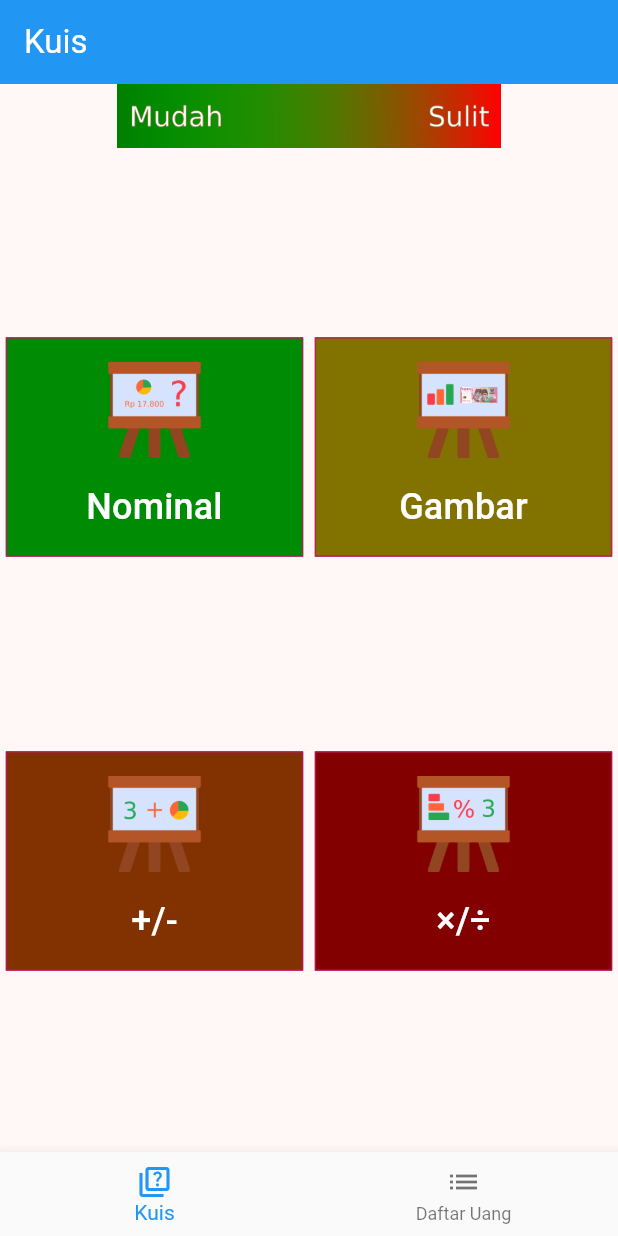
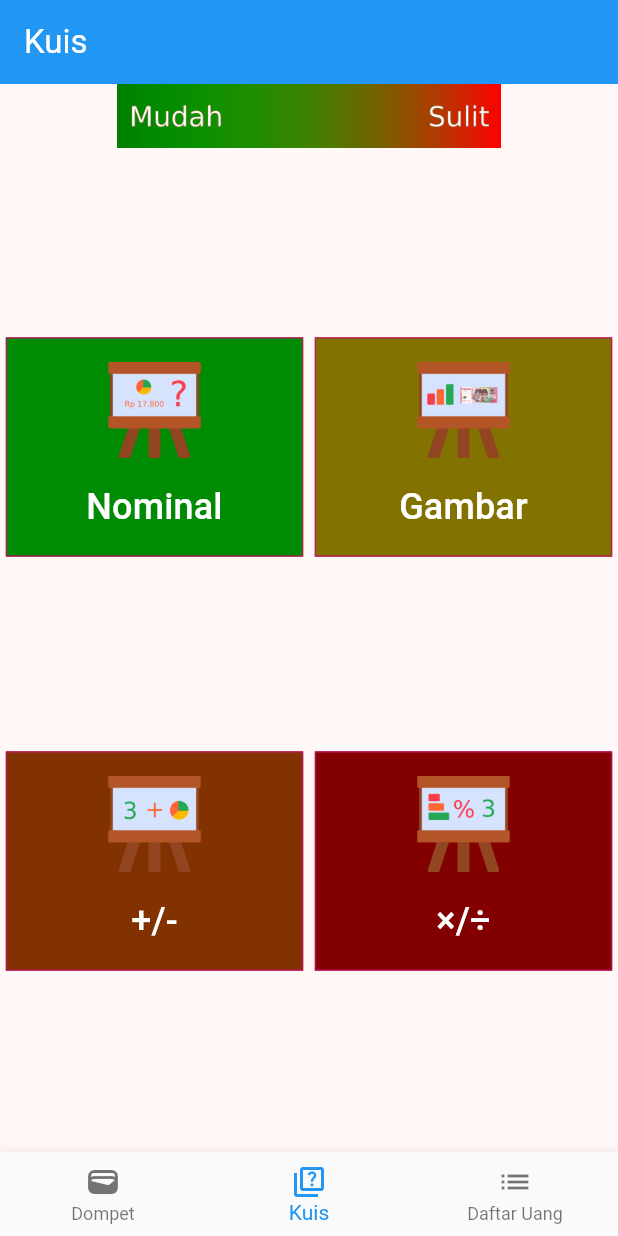
Before and after one commit to AivoxoviA/Game-Rupiah, a Flutter app: the screen it shows after launch, on a phone screen of 412 x 824 dp. Run offline on Flutter 3.47's test engine with Material 2 defaults, Android fonts, the phone set to English and light mode, and no system bars; our stand-ins replace logger.

Commit message:
init dompet

```diff
--- /dev/null
+++ b/lib/dompet.dart
@@ -0,0 +1,10 @@
+import 'package:flutter/material.dart';
+
+class Dompet extends StatelessWidget {
+  @override
+  Widget build(BuildContext context) {
+    return Center(
+      child: Image(image: AssetImage('assets/images/dompet.png')),
+    );
+  }
+}
--- a/lib/home_page.dart
+++ b/lib/home_page.dart
@@ -1,4 +1,5 @@
 import 'package:flutter/material.dart';
+import 'package:game_rupiah/dompet.dart';
 
 import 'daftar_uang_page.dart';
 import 'index.dart';
@@ -12,7 +13,7 @@ class MyHomePage extends StatefulWidget {
 }
 
 class _MyHomePageState extends State<MyHomePage> {
-  var selectedIndex = 0;
+  var selectedIndex = 1;
 
   @override
   Widget build(BuildContext context) {
@@ -21,9 +22,12 @@ class _MyHomePageState extends State<MyHomePage> {
     Widget page;
     switch (selectedIndex) {
       case 0:
+        page = Dompet();;
+        break;
+      case 1:
         page = Index();
         break;
-      case 1:
+      case 2:
         page = DaftarUangPage();
         break;
       default:
@@ -39,6 +43,7 @@ class _MyHomePageState extends State<MyHomePage> {
     );
 
     List menu = [
+      Menu('Dompet'),
       Menu('Kuis'),
       Menu('Daftar Uang'),
     ];
@@ -54,12 +59,16 @@ class _MyHomePageState extends State<MyHomePage> {
                   child: BottomNavigationBar(
                     items: [
                       BottomNavigationBarItem(
-                        icon: Icon(Icons.quiz_outlined),
+                        icon: Icon(Icons.wallet),
                         label: menu[0].title,
                       ),
                       BottomNavigationBarItem(
+                        icon: Icon(Icons.quiz_outlined),
+                        label: menu[1].title,
+                      ),
+                      BottomNavigationBarItem(
                         icon: Icon(Icons.list),
-                        label: menu[1].title,
+                        label: menu[2].title,
                       ),
                     ],
                     currentIndex: selectedIndex,
@@ -88,6 +97,10 @@ class _MyHomePageState extends State<MyHomePage> {
                         icon: Icon(Icons.list),
                         label: Text(menu[1].title),
                       ),
+                      NavigationRailDestination(
+                        icon: Icon(Icons.list),
+                        label: Text(menu[2].title),
+                      ),
                     ],
                     selectedIndex: selectedIndex,
                     onDestinationSelected: (value) {
--- a/pubspec.yaml
+++ b/pubspec.yaml
@@ -19,6 +19,7 @@ flutter:
   uses-material-design: true
   assets:
     - assets/images/logo.png
+    - assets/images/dompet.png
     - assets/data/
     - assets/images/uang/
     - assets/images/main_menu/
```
Also changed, not shown: assets/images/dompet.png (added).
